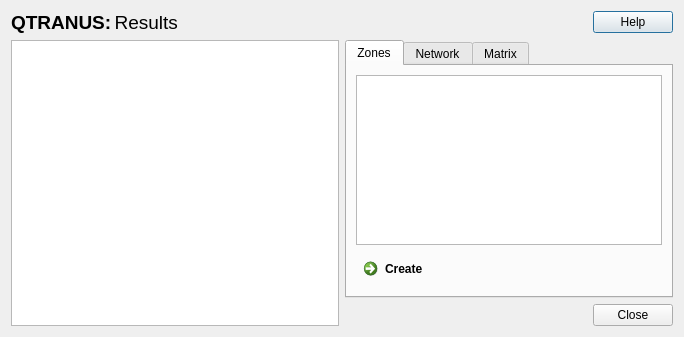
Above: results.ui from TomasdelaBarra/QTRANUS before the change. Below: the same form after it.
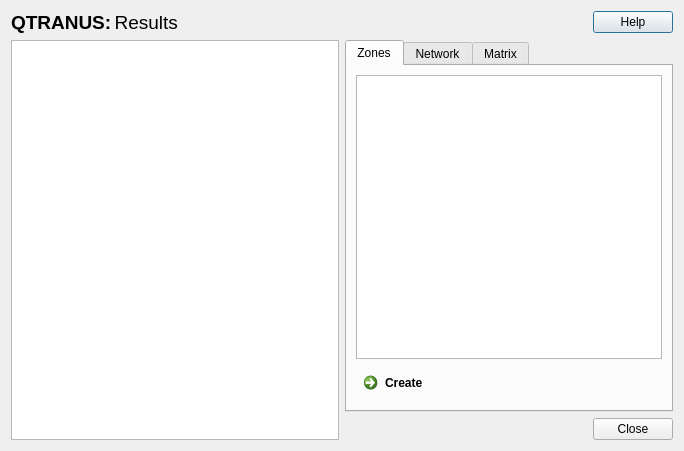
That is the form after the change.

```diff
--- a/results.ui
+++ b/results.ui
@@ -10,7 +10,7 @@
     <x>0</x>
     <y>0</y>
     <width>684</width>
-    <height>337</height>
+    <height>451</height>
    </rect>
   </property>
   <property name="windowTitle">
```
